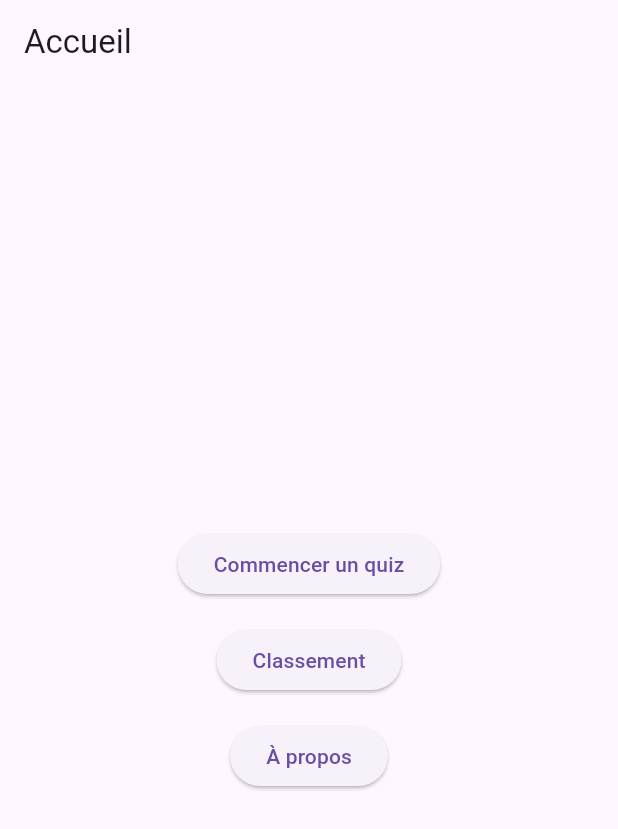
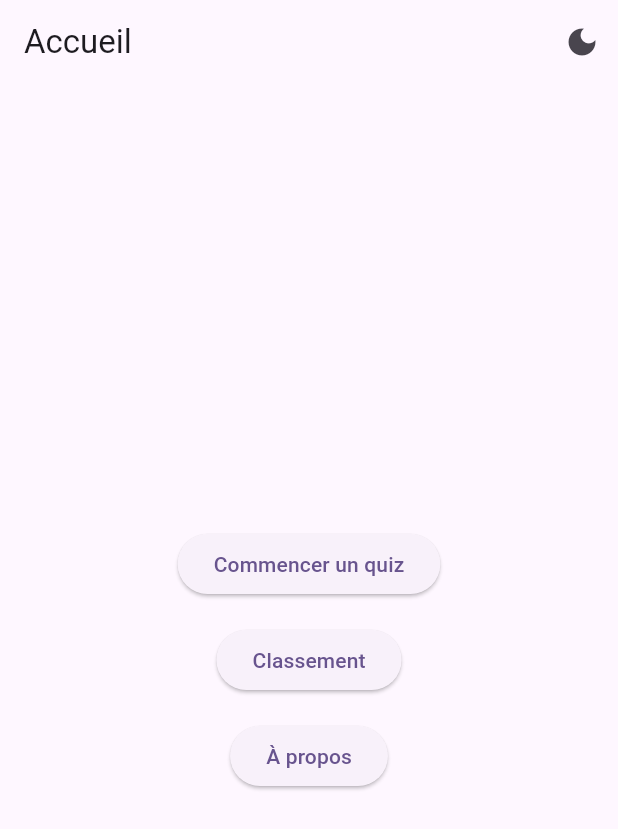
Before and after one commit to BayaJribi/Mobile-QuizApp, a Flutter app: the screen it shows after launch, on a phone screen of 412 x 824 dp. Shown: the top 829 px of the screen. Run offline on Flutter 3.47's test engine with Material 3 defaults, Android fonts, the phone set to English and light mode, and no system bars; our stand-ins replace html_unescape, shared_preferences.

Commit message:
Light & Dark Mode

```diff
--- a/lib/main.dart
+++ b/lib/main.dart
@@ -1,35 +1,75 @@
 import 'package:flutter/material.dart';
+import 'services/theme_service.dart';
 import 'screens/home_screen.dart';
-import 'screens/leaderboard_screen.dart';
 import 'screens/quiz_setup_screen.dart';
 import 'screens/quiz_screen.dart';
 import 'screens/result_screen.dart';
-import 'screens/about_screen.dart';
+import 'screens/leaderboard_screen.dart';
 
 void main() {
   runApp(const QuizApp());
 }
 
-class QuizApp extends StatelessWidget {
+class QuizApp extends StatefulWidget {
   const QuizApp({super.key});
 
   @override
+  State<QuizApp> createState() => _QuizAppState();
+}
+
+class _QuizAppState extends State<QuizApp> {
+  bool isDarkMode = false;
+  bool loading = true;
+
+  @override
+  void initState() {
+    super.initState();
+    _loadTheme();
+  }
+
+  Future<void> _loadTheme() async {
+    final theme = await ThemeService.loadTheme();
+    setState(() {
+      isDarkMode = theme;
+      loading = false;
+    });
+  }
+
+  void toggleTheme() {
+    setState(() {
+      isDarkMode = !isDarkMode;
+    });
+    ThemeService.saveTheme(isDarkMode);
+  }
+
+  @override
   Widget build(BuildContext context) {
+    if (loading) {
+      return const MaterialApp(
+        home: Scaffold(body: Center(child: CircularProgressIndicator())),
+      );
+    }
+
     return MaterialApp(
       title: 'Quiz App',
+      theme: ThemeData(
+        brightness: Brightness.light,
+        colorScheme: ColorScheme.fromSeed(seedColor: Colors.deepPurple),
+        useMaterial3: true,
+      ),
+      darkTheme: ThemeData(
+        brightness: Brightness.dark,
+        colorScheme: ColorScheme.fromSeed(seedColor: Colors.deepPurple, brightness: Brightness.dark),
+        useMaterial3: true,
+      ),
+      themeMode: isDarkMode ? ThemeMode.dark : ThemeMode.light,
       debugShowCheckedModeBanner: false,
-      theme: ThemeData.light(),
-      darkTheme: ThemeData.dark(),
-      themeMode: ThemeMode.system,
-      initialRoute: '/',
+      home: HomeScreen(toggleTheme: toggleTheme, isDark: isDarkMode),
       routes: {
-        '/': (context) => const HomeScreen(),
         '/setup': (context) => const QuizSetupScreen(),
         '/quiz': (context) => const QuizScreen(),
         '/result': (context) => const ResultScreen(score: 0, total: 0),
-        '/about': (context) => const AboutScreen(),
         '/leaderboard': (context) => const LeaderboardScreen(),
-
       },
     );
   }
--- a/lib/screens/home_screen.dart
+++ b/lib/screens/home_screen.dart
@@ -1,45 +1,46 @@
 import 'package:flutter/material.dart';
-import 'quiz_setup_screen.dart';
-import 'about_screen.dart';
-import 'leaderboard_screen.dart';
 
 class HomeScreen extends StatelessWidget {
-  const HomeScreen({super.key});
+  final VoidCallback toggleTheme;
+  final bool isDark;
+
+  const HomeScreen({super.key, required this.toggleTheme, required this.isDark});
 
   @override
   Widget build(BuildContext context) {
     return Scaffold(
-      appBar: AppBar(title: const Text('Accueil')),
+      appBar: AppBar(
+        title: const Text('Accueil'),
+        actions: [
+          IconButton(
+            icon: Icon(isDark ? Icons.light_mode : Icons.dark_mode),
+            tooltip: isDark ? 'Passer au mode clair' : 'Passer au mode sombre',
+            onPressed: toggleTheme,
+          ),
+        ],
+      ),
       body: Center(
         child: Column(
           mainAxisAlignment: MainAxisAlignment.center,
           children: [
             ElevatedButton(
               child: const Text("Commencer un quiz"),
-              onPressed: () {
-                Navigator.push(
-                  context,
-                  MaterialPageRoute(builder: (_) => const QuizSetupScreen()),
-                );
-              },
+              onPressed: () => Navigator.pushNamed(context, '/setup'),
             ),
             const SizedBox(height: 16),
             ElevatedButton(
               child: const Text("Classement"),
-              onPressed: () {
-                Navigator.push(
-                  context,
-                  MaterialPageRoute(builder: (_) => const LeaderboardScreen()),
-                );
-              },
+              onPressed: () => Navigator.pushNamed(context, '/leaderboard'),
             ),
             const SizedBox(height: 16),
             ElevatedButton(
               child: const Text("À propos"),
               onPressed: () {
-                Navigator.push(
-                  context,
-                  MaterialPageRoute(builder: (_) => const AboutScreen()),
+                showAboutDialog(
+                  context: context,
+                  applicationName: "Quiz App",
+                  applicationVersion: "1.0",
+                  children: [const Text("Application de quiz Flutter.")],
                 );
               },
             ),
--- /dev/null
+++ b/lib/services/theme_service.dart
@@ -0,0 +1,15 @@
+import 'package:shared_preferences/shared_preferences.dart';
+
+class ThemeService {
+  static const String _key = 'is_dark_mode';
+
+  static Future<void> saveTheme(bool isDark) async {
+    final prefs = await SharedPreferences.getInstance();
+    await prefs.setBool(_key, isDark);
+  }
+
+  static Future<bool> loadTheme() async {
+    final prefs = await SharedPreferences.getInstance();
+    return prefs.getBool(_key) ?? false;
+  }
+}
```
Also changed, not shown: 1 other file.
